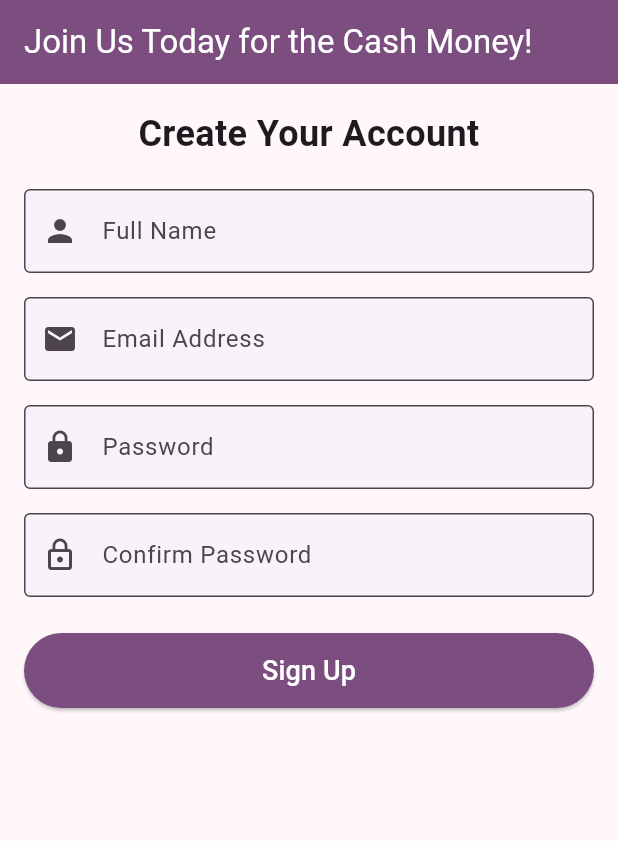
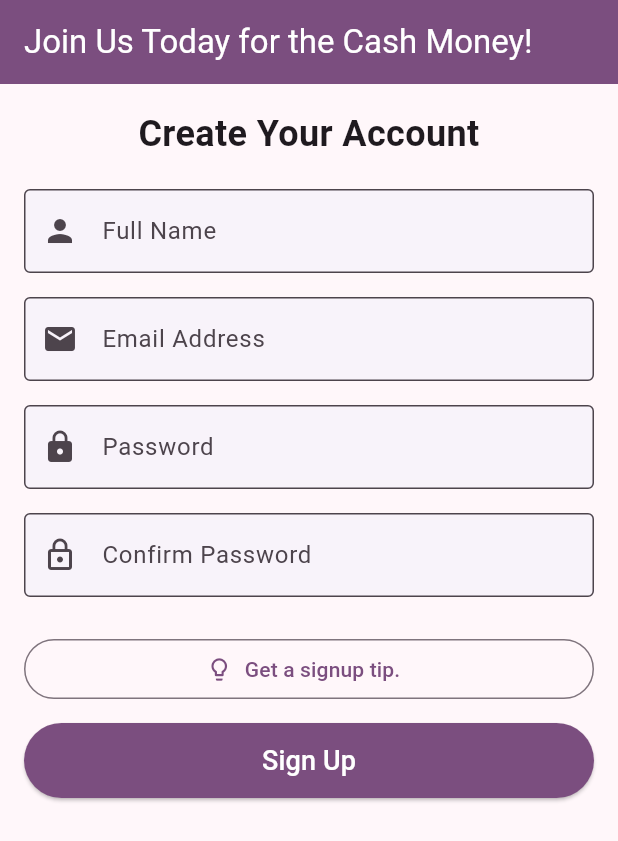
Before and after one commit to mustafadev123/in_Class_10, a Flutter app: the screen it shows after launch, on a phone screen of 412 x 824 dp. Shown: the top 841 px of the screen. Run offline on Flutter 3.47's test engine with Material 3 defaults, Android fonts, the phone set to English and light mode, and no system bars.

Commit message:
feat: add mockable AI signup coach

```diff
--- a/signup_app/lib/main.dart
+++ b/signup_app/lib/main.dart
@@ -1,4 +1,6 @@
 import 'package:flutter/material.dart';
+
+import 'signup_tip_service.dart';
 
 void main() {
   runApp(const MyApp());
@@ -27,7 +29,9 @@ class MyApp extends StatelessWidget {
 }
 
 class SignupPage extends StatefulWidget {
-  const SignupPage({super.key});
+  const SignupPage({super.key, this.tipService});
+
+  final SignupTipService? tipService;
 
   @override
   State<SignupPage> createState() => _SignupPageState();
@@ -43,6 +47,17 @@ class _SignupPageState extends State<SignupPage> {
   final TextEditingController _passwordController = TextEditingController();
   final TextEditingController _confirmPasswordController =
       TextEditingController();
+  late final SignupTipService _tipService;
+  bool _isTipLoading = false;
+  String? _tip;
+  String? _tipError;
+
+  @override
+  void initState() {
+    super.initState();
+    // No instructor endpoint was supplied, so the app uses a labeled mock.
+    _tipService = widget.tipService ?? const MockSignupTipService();
+  }
 
   @override
   void dispose() {
@@ -62,6 +77,34 @@ class _SignupPageState extends State<SignupPage> {
           backgroundColor: Colors.green,
         ),
       );
+    }
+  }
+
+  Future<void> _getSignupTip() async {
+    if (_isTipLoading) return;
+
+    setState(() {
+      _isTipLoading = true;
+      _tip = null;
+      _tipError = null;
+    });
+
+    try {
+      final tip = normalizeSignupTip(await _tipService.fetchTip());
+      if (!mounted) return;
+      setState(() => _tip = tip);
+    } on SignupTipException catch (error) {
+      if (!mounted) return;
+      setState(() => _tipError = error.message);
+    } catch (_) {
+      if (!mounted) return;
+      setState(() {
+        _tipError = 'Something went wrong while getting a tip. Please retry.';
+      });
+    } finally {
+      if (mounted) {
+        setState(() => _isTipLoading = false);
+      }
     }
   }
 
@@ -165,6 +208,68 @@ class _SignupPageState extends State<SignupPage> {
                   },
                 ),
                 const SizedBox(height: 24),
+                OutlinedButton.icon(
+                  onPressed: _isTipLoading ? null : _getSignupTip,
+                  icon: _isTipLoading
+                      ? const SizedBox.square(
+                          dimension: 18,
+                          child: CircularProgressIndicator(strokeWidth: 2),
+                        )
+                      : const Icon(Icons.lightbulb_outline),
+                  label: Text(
+                    _isTipLoading ? 'Getting a tip...' : 'Get a signup tip.',
+                  ),
+                ),
+                if (_tip != null) ...[
+                  const SizedBox(height: 12),
+                  Semantics(
+                    liveRegion: true,
+                    child: Card(
+                      child: Padding(
+                        padding: const EdgeInsets.all(12),
+                        child: Column(
+                          crossAxisAlignment: CrossAxisAlignment.start,
+                          children: [
+                            Text(
+                              _tipService.isMock
+                                  ? 'Mock advice (no live AI called)'
+                                  : 'AI-generated advice',
+                              style: const TextStyle(
+                                fontWeight: FontWeight.bold,
+                              ),
+                            ),
+                            const SizedBox(height: 6),
+                            Text(_tip!),
+                          ],
+                        ),
+                      ),
+                    ),
+                  ),
+                ],
+                if (_tipError != null) ...[
+                  const SizedBox(height: 12),
+                  Semantics(
+                    liveRegion: true,
+                    child: Card(
+                      color: Theme.of(context).colorScheme.errorContainer,
+                      child: Padding(
+                        padding: const EdgeInsets.all(12),
+                        child: Column(
+                          crossAxisAlignment: CrossAxisAlignment.start,
+                          children: [
+                            Text(_tipError!),
+                            const SizedBox(height: 4),
+                            TextButton(
+                              onPressed: _isTipLoading ? null : _getSignupTip,
+                              child: const Text('Retry'),
+                            ),
+                          ],
+                        ),
+                      ),
+                    ),
+                  ),
+                ],
+                const SizedBox(height: 12),
                 ElevatedButton(
                   onPressed: _submitForm,
                   style: ElevatedButton.styleFrom(
--- /dev/null
+++ b/signup_app/lib/signup_tip_service.dart
@@ -0,0 +1,114 @@
+import 'dart:async';
+import 'dart:convert';
+
+import 'package:http/http.dart' as http;
+
+const signupTipRequest = <String, String>{
+  'task': 'signup_tip',
+  'topic': 'password_help',
+};
+
+abstract interface class SignupTipService {
+  bool get isMock;
+
+  Future<String> fetchTip();
+}
+
+class SignupTipException implements Exception {
+  const SignupTipException(this.message);
+
+  final String message;
+
+  @override
+  String toString() => message;
+}
+
+String normalizeSignupTip(String tip) {
+  final trimmed = tip.trim();
+  if (trimmed.isEmpty) {
+    throw const SignupTipException('The service returned an empty tip.');
+  }
+  return trimmed.length <= 240 ? trimmed : trimmed.substring(0, 240);
+}
+
+class HttpSignupTipService implements SignupTipService {
+  HttpSignupTipService({
+    required this.endpoint,
+    http.Client? client,
+    this.timeout = const Duration(seconds: 10),
+  }) : _client = client ?? http.Client();
+
+  final Uri endpoint;
+  final http.Client _client;
+  final Duration timeout;
+
+  @override
+  bool get isMock => false;
+
+  @override
+  Future<String> fetchTip() async {
+    try {
+      final response = await _client
+          .post(
+            endpoint,
+            headers: const {'Content-Type': 'application/json'},
+            body: jsonEncode(signupTipRequest),
+          )
+          .timeout(timeout);
+
+      if (response.statusCode != 200) {
+        throw SignupTipException(
+          'The tip service returned status ${response.statusCode}.',
+        );
+      }
+
+      final Object? decoded;
+      try {
+        decoded = jsonDecode(response.body);
+      } on FormatException {
+        throw const SignupTipException('The service returned invalid JSON.');
+      }
+
+      if (decoded is! Map<String, dynamic>) {
+        throw const SignupTipException(
+          'The service response was not an object.',
+        );
+      }
+      final tip = decoded['tip'];
+      if (tip is! String) {
+        throw const SignupTipException(
+          'The service response did not contain a valid tip.',
+        );
+      }
+      return normalizeSignupTip(tip);
+    } on TimeoutException {
+      throw const SignupTipException(
+        'The request timed out. Check your connection and try again.',
+      );
+    } on http.ClientException {
+      throw const SignupTipException(
+        'Could not reach the tip service. Check your connection and try again.',
+      );
+    }
+  }
+}
+
+class MockSignupTipService implements SignupTipService {
+  const MockSignupTipService({this.shouldFail = false});
+
+  final bool shouldFail;
+
+  @override
+  bool get isMock => true;
+
+  @override
+  Future<String> fetchTip() async {
+    await Future<void>.delayed(const Duration(milliseconds: 400));
+    if (shouldFail) {
+      throw const SignupTipException(
+        'Mock tip unavailable. Use Retry to try again.',
+      );
+    }
+    return 'Use a unique passphrase with a mix of words, numbers, and symbols.';
+  }
+}
--- a/signup_app/pubspec.yaml
+++ b/signup_app/pubspec.yaml
@@ -34,6 +34,7 @@ dependencies:
   # The following adds the Cupertino Icons font to your application.
   # Use with the CupertinoIcons class for iOS style icons.
   cupertino_icons: ^1.0.8
+  http: ^1.6.0
 
 dev_dependencies:
   flutter_test:
```
Also changed, not shown: signup_app/pubspec.lock.
